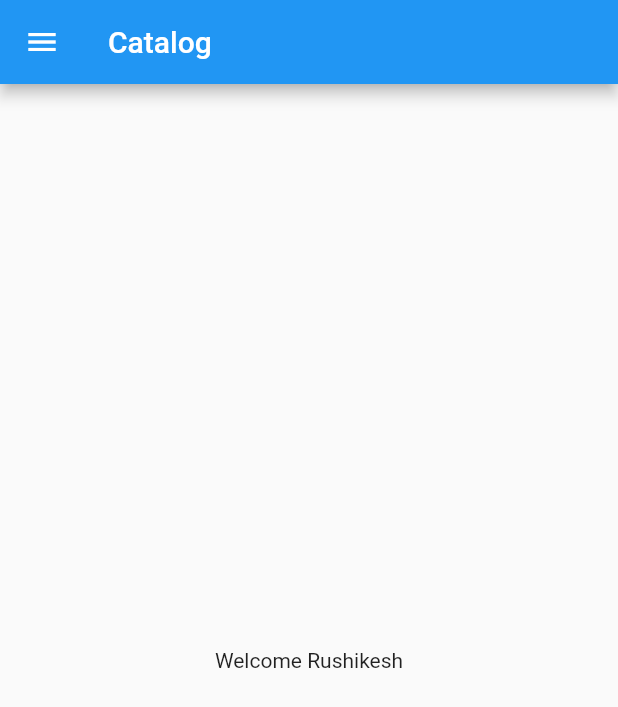
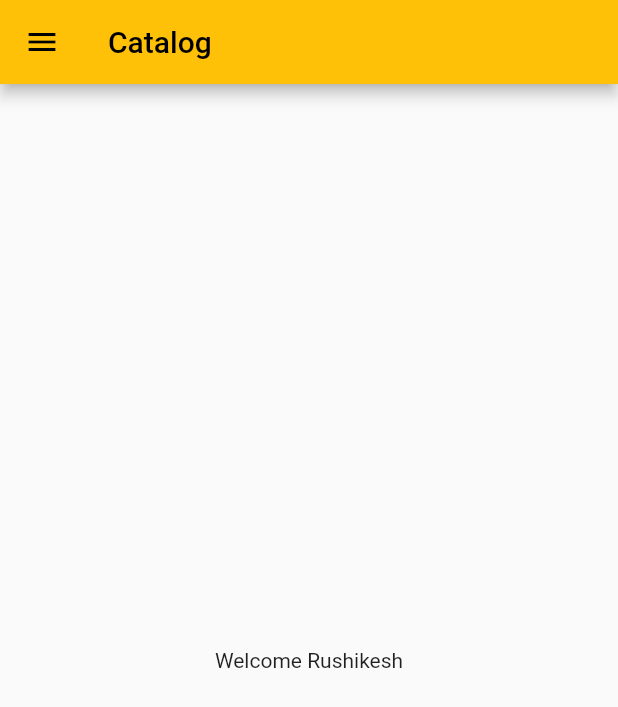
Before and after one commit to RushikeshTokapure/flutter_catalog_application, a Flutter app: the screen it shows after launch, on a phone screen of 412 x 824 dp. Shown: the top 707 px of the screen. Run offline on Flutter 3.47's test engine with Material 2 defaults, Android fonts, the phone set to English and light mode, and no system bars.

Commit message:
task3 commit

```diff
--- a/lib/main.dart
+++ b/lib/main.dart
@@ -1,13 +1,12 @@
 import 'package:flutter/material.dart';
-import 'package:flutter_catalog/home_page.dart';
+import 'package:flutter_catalog/screens/login_page.dart';
+import 'package:flutter_catalog/screens/home_page.dart';
 
 void main() {
-  runApp(const MyApp());
+  runApp(MyApp());
 }
 
 class MyApp extends StatelessWidget {
-  const MyApp({Key? key}) : super(key: key);
-
   // int i = 2;
   // String name = "Rushikesh";
   // double pi = 3.14;
@@ -19,8 +18,17 @@ class MyApp extends StatelessWidget {
 
   @override
   Widget build(BuildContext context) {
-    return const MaterialApp(
-      home: HomePage(),
+    return MaterialApp(
+      themeMode: ThemeMode.light,
+      theme: ThemeData(primarySwatch: Colors.amber),
+      darkTheme: ThemeData(
+        brightness: Brightness.dark,
+      ),
+      initialRoute: "/home",
+      routes: {
+        "/": (context) => LoginPage(),
+        "/home": (context) => HomePage(),
+      },
     );
   }
 }
```
Also changed, not shown: lib/screens/login_page.dart (added, +19 -0 lines), lib/screens/home_page.dart (renamed from lib/home_page.dart), 1 other file.
